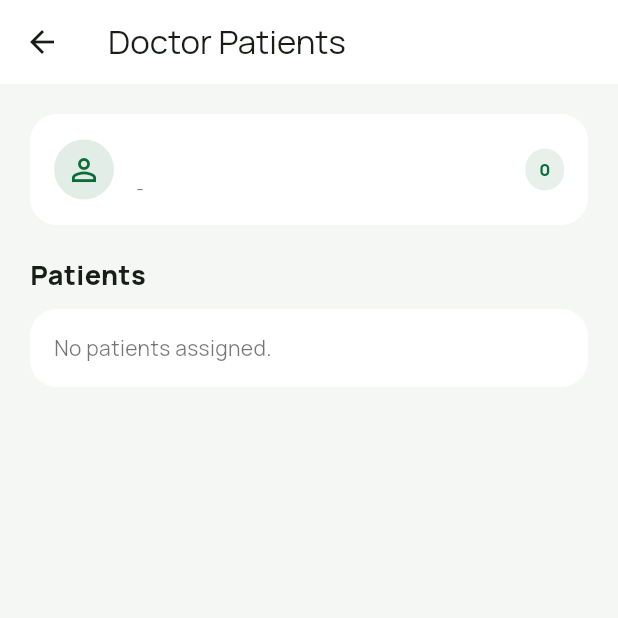
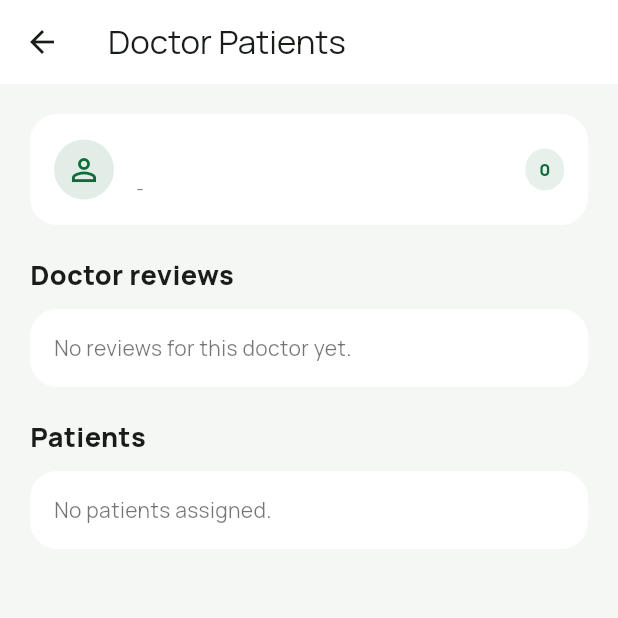
Before and after one commit to FahadAlsaber1/Mo-Ashir, a Flutter app: the _AdminDoctorPatientsScreen screen opened directly with empty values, on a phone screen of 412 x 824 dp, the top half of it. Run offline on Flutter 3.47's test engine with Material 3 defaults, Android fonts, the phone set to English and light mode, and no system bars; our stand-ins replace camera, google_fonts, permission_handler, web; missing offline and left inert: camera_platform_interface, camera_web, dart:js_interop, dart:ui_web, google_mlkit_pose_detection; network calls fail.

Commit message:
Move admin reviews into doctor detail

```diff
--- a/lib/screens/admin_shell.dart
+++ b/lib/screens/admin_shell.dart
@@ -123,14 +123,6 @@ class _AdminShellState extends State<AdminShell> {
                 ],
               ),
               const SizedBox(height: 24),
-              const _AdminSectionTitle('Doctor reviews'),
-              const SizedBox(height: 10),
-              if (data.reviews.isEmpty)
-                const _AdminPlainCard('No doctor reviews submitted yet.')
-              else
-                for (final review in data.reviews.take(5))
-                  _AdminDoctorReviewCard(review: review),
-              const SizedBox(height: 24),
               const _AdminSectionTitle('Doctors'),
               const SizedBox(height: 10),
               if (data.doctors.isEmpty)
@@ -148,6 +140,9 @@ class _AdminShellState extends State<AdminShell> {
                           appointments:
                               data.appointmentsByDoctor[doctor.id] ?? const [],
                           patients: data.patients,
+                          reviews: data.reviews
+                              .where((review) => review.doctorId == doctor.id)
+                              .toList(),
                         ),
                       ),
                     ),
@@ -429,11 +424,13 @@ class _AdminDoctorPatientsScreen extends StatelessWidget {
     required this.doctor,
     required this.appointments,
     required this.patients,
+    required this.reviews,
   });
 
   final BackendDoctor doctor;
   final List<BackendAppointment> appointments;
   final List<BackendPatient> patients;
+  final List<BackendDoctorReview> reviews;
 
   @override
   Widget build(BuildContext context) {
@@ -494,6 +491,14 @@ class _AdminDoctorPatientsScreen extends StatelessWidget {
               ],
             ),
           ),
+          const SizedBox(height: 20),
+          const _AdminSectionTitle('Doctor reviews'),
+          const SizedBox(height: 10),
+          if (reviews.isEmpty)
+            const _AdminPlainCard('No reviews for this doctor yet.')
+          else
+            for (final review in reviews.take(5))
+              _AdminDoctorReviewCard(review: review),
           const SizedBox(height: 20),
           const _AdminSectionTitle('Patients'),
           const SizedBox(height: 10),
```
